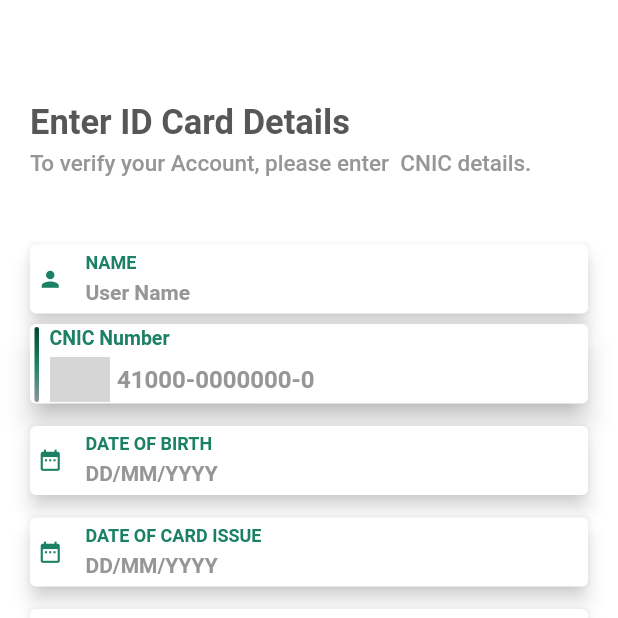
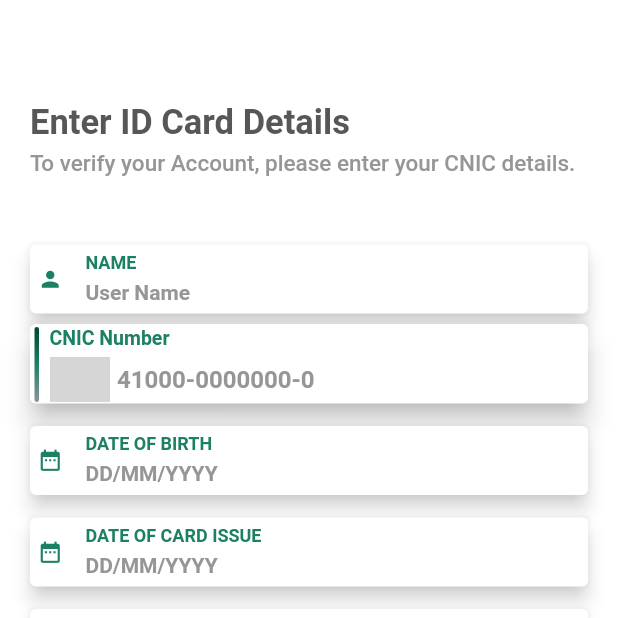
Before and after one commit to iHamza7/cnic_scanner, a Flutter app: the screen it shows after launch, on a phone screen of 412 x 824 dp, the top half of it. Run offline on Flutter 3.47's test engine with Material 2 defaults, Android fonts, the phone set to English and light mode, and no system bars; our stand-ins replace image_picker; missing offline and left inert: cnic_scanner; grey boxes are pictures that could not be loaded.

Commit message:
lib changed

```diff
--- a/lib/main.dart
+++ b/lib/main.dart
@@ -78,7 +78,8 @@ class _MyHomePageState extends State<MyHomePage> {
             const SizedBox(
               height: 5,
             ),
-            const Text('To verify your Account, please enter  CNIC details.',
+            const Text(
+                'To verify your Account, please enter your CNIC details.',
                 style: TextStyle(
                     color: Color(kLightGreyColor),
                     fontSize: 15.0,
```
